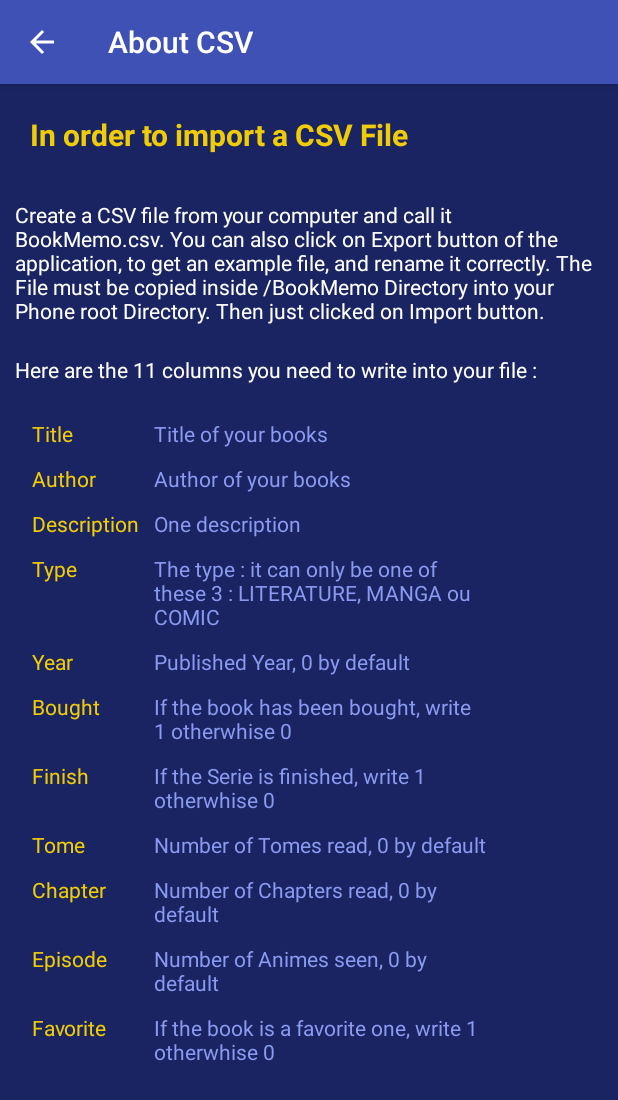
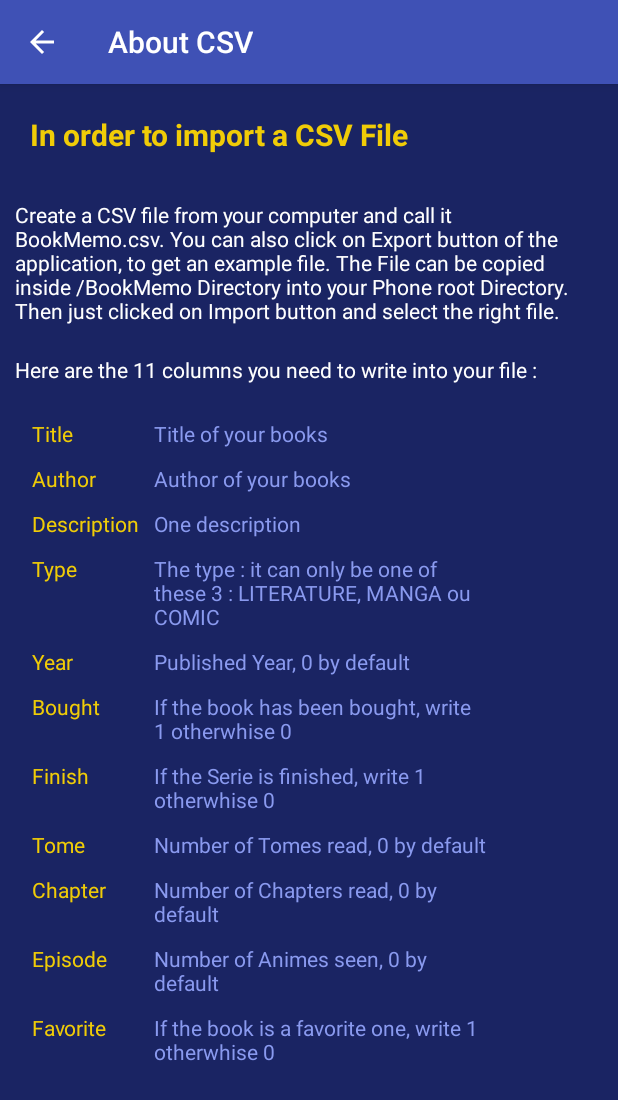
Before and after one commit to PaulineKlein/BookMemo, an Android app: the AboutActivity screen opened directly, with no data from a screen before it, on a phone screen of 412 x 824 dp. Shown: the top 1100 px of the screen. Run offline under Robolectric (Android 15) with nearby library versions, the phone set to English and light mode, and no system bars.

Commit message:
update Strings

```diff
--- a/app/src/main/res/values/strings.xml
+++ b/app/src/main/res/values/strings.xml
@@ -102,8 +102,8 @@
     <string name="action_about_title">About CSV</string>
     <string name="about_Bigtitle">In order to import a CSV File</string>
     <string name="about_description">Create a CSV file from your computer and call it BookMemo.csv.
-        You can also click on Export button of the application, to get an example file, and rename it correctly.
-        The File must be copied inside /BookMemo Directory into your Phone root Directory. Then just clicked on Import button.</string>
+        You can also click on Export button of the application, to get an example file.
+        The File can be copied inside /BookMemo Directory into your Phone root Directory. Then just clicked on Import button and select the right file.</string>
     <string name="about_columns">Here are the 11 columns you need to write into your file :</string>
     <string name="about_title">Title</string>
     <string name="about_title_desc">Title of your books</string>
```
Also changed, not shown: 1 other file.
